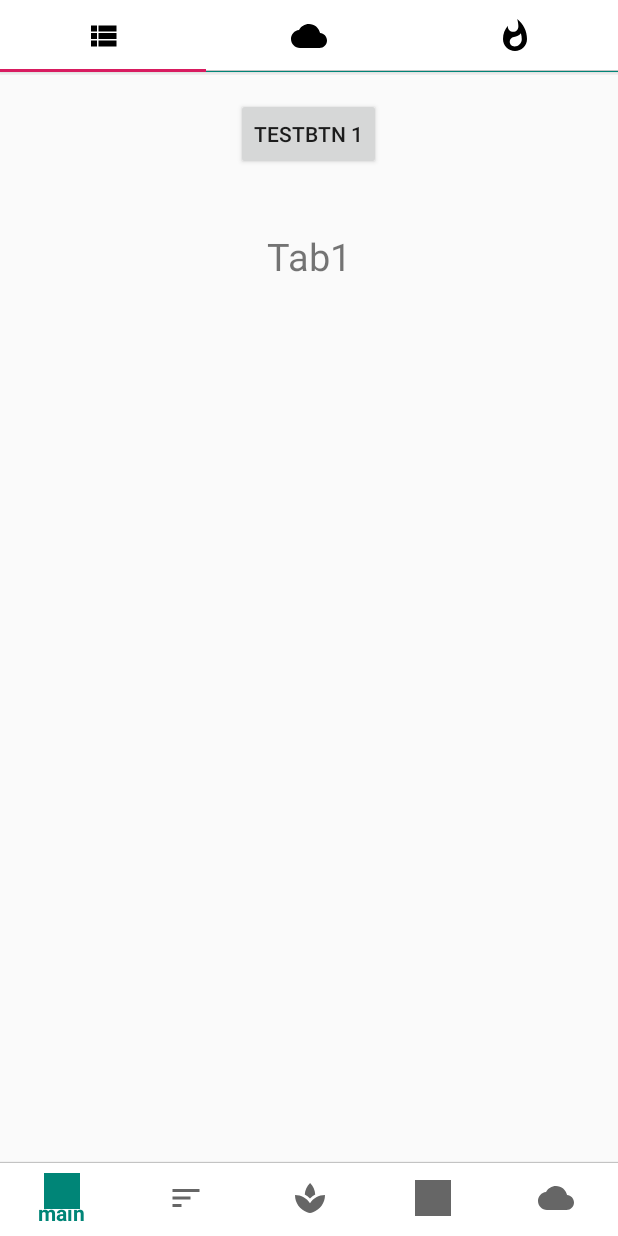
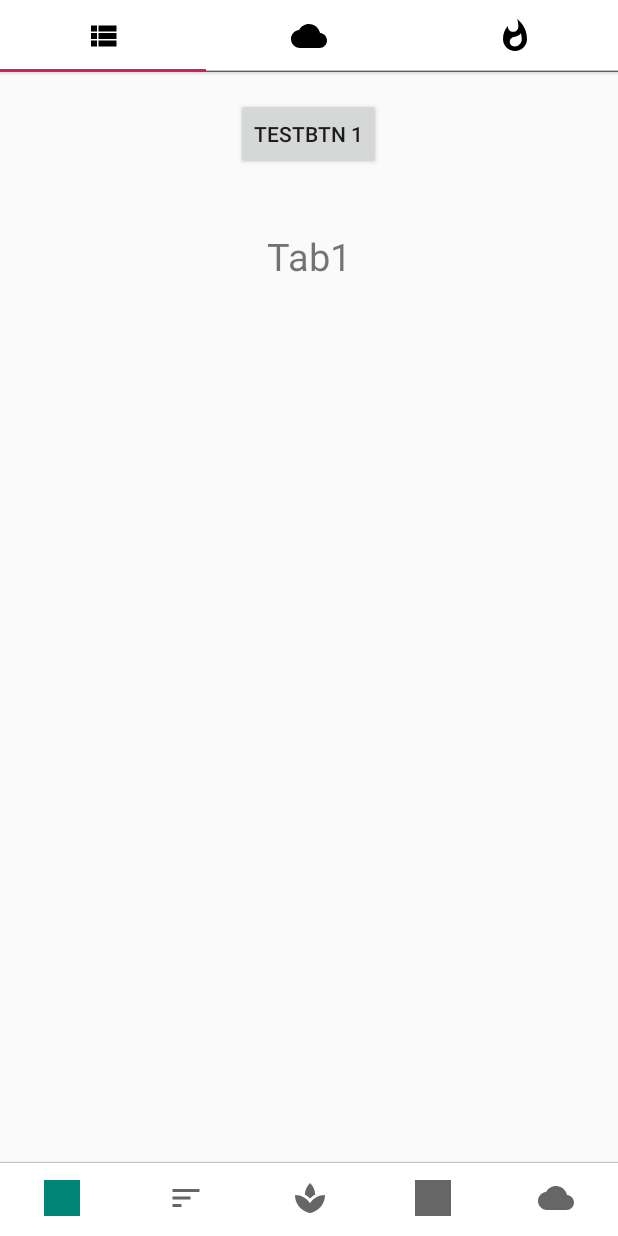
Before and after one commit to boihien/TFT-APP, an Android app: the screen it shows after launch (MainActivity), on a phone screen of 412 x 824 dp. Run offline under Robolectric (Android 15) with nearby library versions, the phone set to English and light mode, and no system bars.

Commit message:
first commit

```diff
--- a/app/src/main/res/layout/activity_main.xml
+++ b/app/src/main/res/layout/activity_main.xml
@@ -59,8 +59,8 @@
                 android:id="@+id/bottomNavView_Bar"
                 android:background="@drawable/white_grey_border_bottom"
                 app:menu="@menu/bottom_navigation_menu"
+                app:labelVisibilityMode="unlabeled"
                 app:itemHorizontalTranslationEnabled="false">
-
             </com.google.android.material.bottomnavigation.BottomNavigationView>
 
         </RelativeLayout>
```
